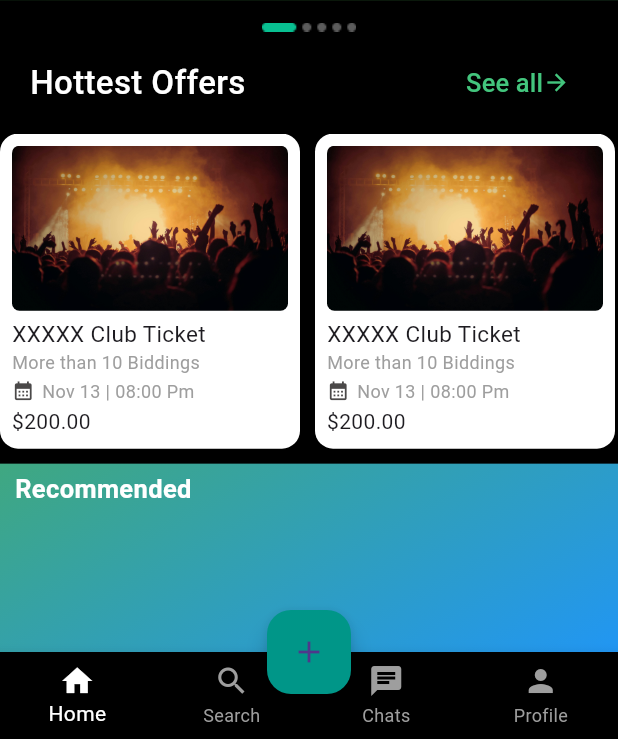
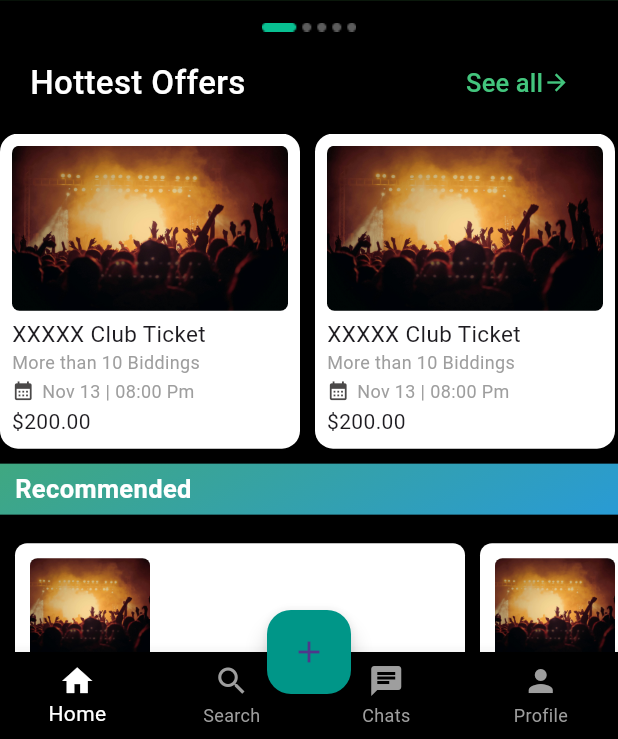
Before and after one commit to MubeenMohammed/ticket_sphere, a Flutter app: the screen it shows after launch, on a phone screen of 412 x 824 dp, the part 497-1236 px from its top. Run offline on Flutter 3.47's test engine with Material 3 defaults, Android fonts, the phone set to English and light mode, and no system bars.

Commit message:
updated the styles for recommended section

```diff
--- /dev/null
+++ b/lib/models/recommended_ticket_model.dart
@@ -0,0 +1,36 @@
+import 'package:flutter/material.dart';
+
+class RecommendedTicketModel extends StatelessWidget {
+  const RecommendedTicketModel({super.key});
+
+  @override
+  Widget build(BuildContext context) {
+    return SizedBox(
+      height: 90,
+      width: 300,
+      child: Container(
+        padding: const EdgeInsets.fromLTRB(10, 10, 0, 10),
+        decoration: BoxDecoration(
+          color: Colors.white,
+          borderRadius: BorderRadius.circular(8),
+        ),
+        child: Row(
+          children: [
+            ClipRRect(
+              borderRadius: BorderRadius.circular(5),
+              child: Image.asset(
+                "assets/ticket_images/concert-image-1.jpg",
+                width: 80,
+                height: 90,
+                fit: BoxFit.cover,
+              ),
+            ),
+            Column(
+
+            )
+          ],
+        ),
+      ),
+    );
+  }
+}
--- a/lib/widgets/home_section.dart
+++ b/lib/widgets/home_section.dart
@@ -1,4 +1,5 @@
 import 'package:flutter/material.dart';
+import 'package:ticket_sphere/models/recommended_ticket_model.dart';
 import 'package:ticket_sphere/models/ticket_model.dart';
 
 class HomeSection extends StatelessWidget {
@@ -110,7 +111,7 @@ class HomeSection extends StatelessWidget {
           ),
         ),
         Container(
-          padding: const EdgeInsets.fromLTRB(10, 5, 0, 10),
+          padding: const EdgeInsets.fromLTRB(10, 5, 0, 5),
           child: const Text(
             "Recommended",
             style: TextStyle(
@@ -121,7 +122,7 @@ class HomeSection extends StatelessWidget {
           ),
         ),
         Container(
-          padding: const EdgeInsets.symmetric(horizontal: 0, vertical: 20),
+          padding: const EdgeInsets.symmetric(horizontal: 0, vertical: 19),
           decoration: const BoxDecoration(
             color: Colors.black,
           ),
@@ -129,7 +130,12 @@ class HomeSection extends StatelessWidget {
             scrollDirection: Axis.horizontal,
             child: Row(
               children: [
-
+                SizedBox(width: 10),
+                RecommendedTicketModel(),
+                SizedBox(width: 10),
+                RecommendedTicketModel(),
+                SizedBox(width: 10),
+                RecommendedTicketModel(),
               ],
             ),
           ),
--- a/lib/widgets/seller_home_page.dart
+++ b/lib/widgets/seller_home_page.dart
@@ -1,4 +1,5 @@
 import 'package:flutter/material.dart';
+import 'package:flutter/widgets.dart';
 import 'package:ticket_sphere/widgets/home_section.dart';
 import 'package:ticket_sphere/widgets/profile_page.dart';
 
```
